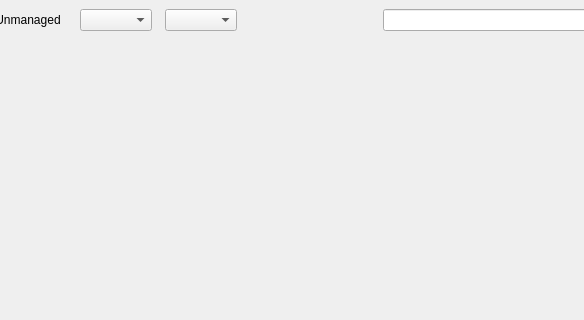
First picture: the form in FWAdminLib/inventory/IOSInventoryWidget.ui, repository fw-dev/translations, before the edit; both pictures show x 106 to 690 and y 0 to 320 of the 940 by 465 pixel window.
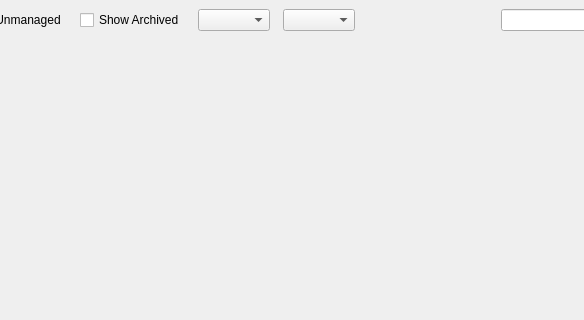
Second picture: the form after the edit. Custom widgets are drawn as their Qt base class.

```diff
--- a/FWAdminLib/inventory/IOSInventoryWidget.ui
+++ b/FWAdminLib/inventory/IOSInventoryWidget.ui
@@ -46,6 +46,13 @@
         </property>
        </widget>
       </item>
+      <item>
+       <widget class="QCheckBox" name="showArchived">
+        <property name="text">
+         <string>Show Archived</string>
+        </property>
+       </widget>
+      </item>
       <item>
        <widget class="QComboBox" name="searchCombo">
         <property name="sizePolicy">
```
Left out of the diff: 11 changed lines with no effect on the pictures.
